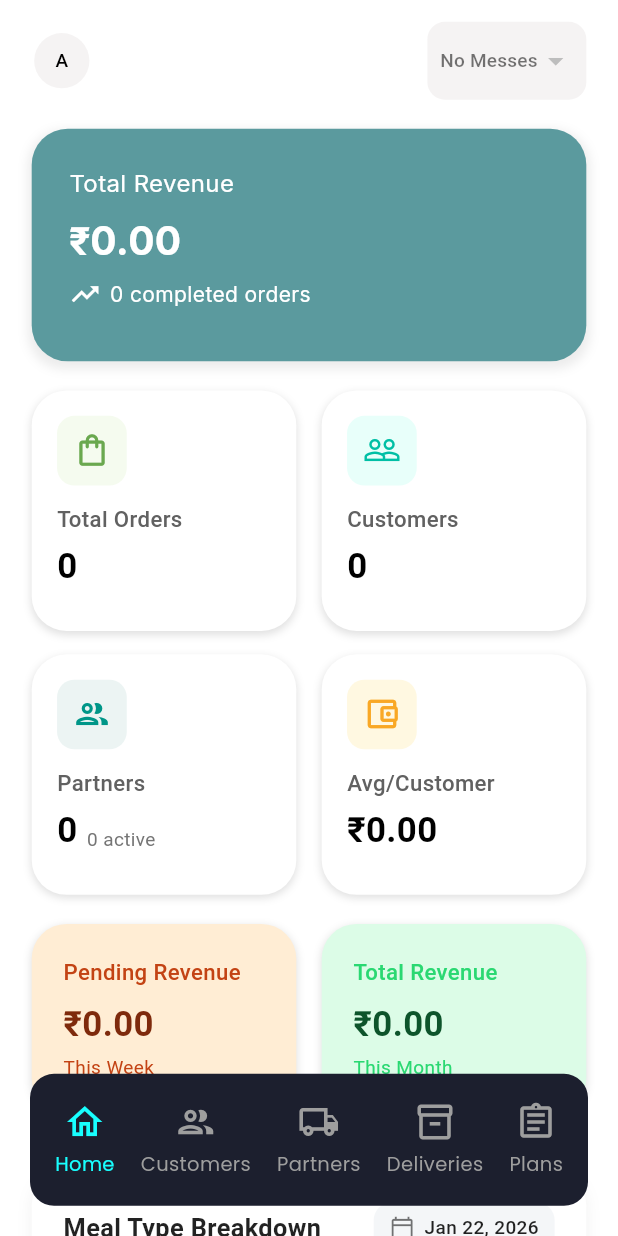
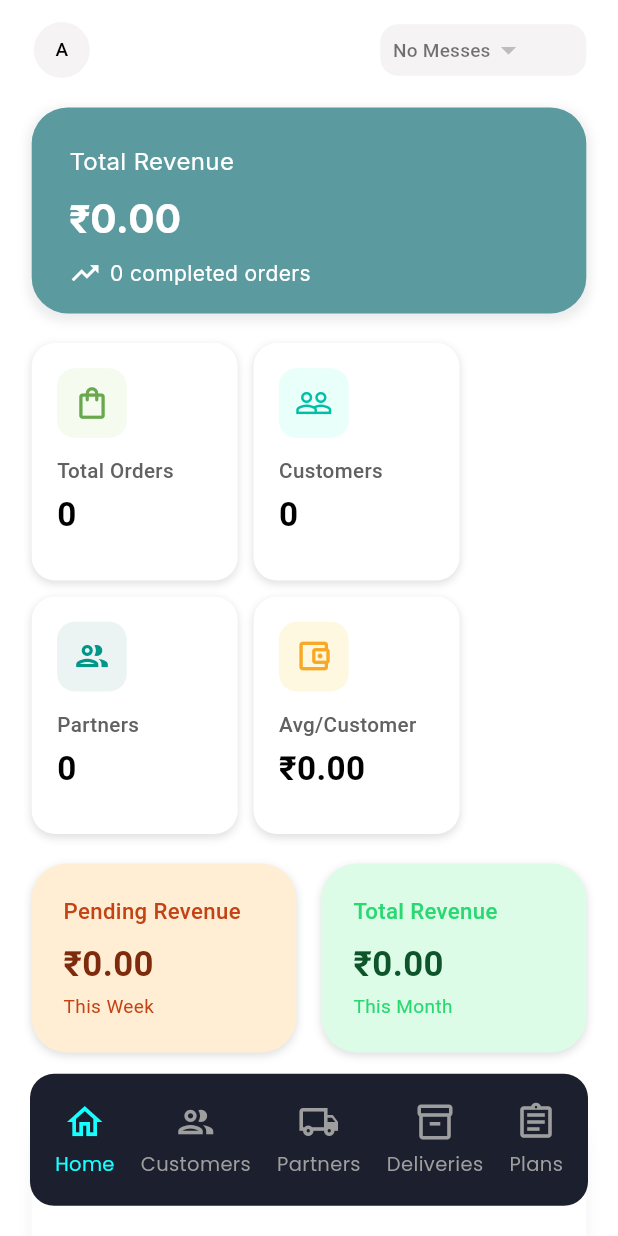
Before and after one commit to devpalqar-hub/Messmeals-app, a Flutter app: the DashboardScreen screen opened directly, on a phone screen of 412 x 824 dp. Run offline on Flutter 3.47's test engine with Material 3 defaults, Android fonts, the phone set to English and light mode, and no system bars; our stand-ins replace device_preview, fl_chart, flutter_screenutil, fluttertoast, get, google_fonts and 3 more; accounts and stored records are empty.

Commit message:
ui correction

```diff
--- a/lib/Screens/HomeScreen/HomeScreen.dart
+++ b/lib/Screens/HomeScreen/HomeScreen.dart
@@ -14,7 +14,9 @@ import 'package:shared_preferences/shared_preferences.dart';
 class HomeScreen extends StatelessWidget {
   HomeScreen({super.key});
 
-  final DashboardController dashboardController = Get.put(DashboardController());
+  final DashboardController dashboardController = Get.put(
+    DashboardController(),
+  );
   final AuthController authController = Get.put(AuthController());
 
   @override
@@ -24,7 +26,8 @@ class HomeScreen extends StatelessWidget {
         final stats = dashboardController.dashboardData.value;
         final isLoading = dashboardController.isLoading.value;
         final userName = authController.currentUser.value?.name ?? "Admin";
-        final userEmail = authController.currentUser.value?.email ?? "admin@email.com";
+        final userEmail =
+            authController.currentUser.value?.email ?? "admin@email.com";
 
         final totalRevenue = stats?.totalRevenue ?? 0.0;
         final completedOrders = stats?.completedOrders ?? 0;
@@ -47,22 +50,25 @@ class HomeScreen extends StatelessWidget {
             child: Column(
               crossAxisAlignment: CrossAxisAlignment.start,
               children: [
-
                 Row(
-                  mainAxisAlignment: MainAxisAlignment.spaceBetween,
+                  //     mainAxisAlignment: MainAxisAlignment.spaceBetween,
                   children: [
-
                     GestureDetector(
                       onTap: () {
                         showModalBottomSheet(
                           context: context,
                           shape: RoundedRectangleBorder(
-                            borderRadius: BorderRadius.vertical(top: Radius.circular(25.r)),
+                            borderRadius: BorderRadius.vertical(
+                              top: Radius.circular(25.r),
+                            ),
                           ),
                           backgroundColor: Colors.white,
                           builder: (context) {
                             return Padding(
-                              padding: EdgeInsets.symmetric(horizontal: 5.w, vertical: 25.h),
+                              padding: EdgeInsets.symmetric(
+                                horizontal: 5.w,
+                                vertical: 25.h,
+                              ),
                               child: Column(
                                 mainAxisSize: MainAxisSize.min,
                                 children: [
@@ -86,7 +92,9 @@ class HomeScreen extends StatelessWidget {
                                         ),
                                         child: Center(
                                           child: Text(
-                                            userName.isNotEmpty ? userName[0].toUpperCase() : 'A',
+                                            userName.isNotEmpty
+                                                ? userName[0].toUpperCase()
+                                                : 'A',
                                             style: GoogleFonts.poppins(
                                               fontSize: 20.sp,
                                               fontWeight: FontWeight.w600,
@@ -97,7 +105,8 @@ class HomeScreen extends StatelessWidget {
                                       ),
 
                                       Column(
-                                        crossAxisAlignment: CrossAxisAlignment.start,
+                                        crossAxisAlignment:
+                                            CrossAxisAlignment.start,
                                         children: [
                                           Text(
                                             userName,
@@ -121,15 +130,20 @@ class HomeScreen extends StatelessWidget {
                                   Divider(color: Colors.grey[300]),
                                   SizedBox(height: 10.h),
 
-
                                   SizedBox(
                                     width: double.infinity,
                                     child: ElevatedButton.icon(
                                       onPressed: () {
                                         Navigator.pop(context);
-                                        _showLogoutDialog(context, authController);
+                                        _showLogoutDialog(
+                                          context,
+                                          authController,
+                                        );
                                       },
-                                      icon: const Icon(Icons.logout, color: Colors.white),
+                                      icon: const Icon(
+                                        Icons.logout,
+                                        color: Colors.white,
+                                      ),
                                       label: Text(
                                         "Logout",
                                         style: GoogleFonts.poppins(
@@ -141,9 +155,13 @@ class HomeScreen extends StatelessWidget {
                                       style: ElevatedButton.styleFrom(
                                         backgroundColor: Colors.redAccent,
                                         shape: RoundedRectangleBorder(
-                                          borderRadius: BorderRadius.circular(12.r),
+                                          borderRadius: BorderRadius.circular(
+                                            12.r,
                                           ),
-                                        padding: EdgeInsets.symmetric(vertical: 12.h),
+                                        ),
+                                        padding: EdgeInsets.symmetric(
+                                          vertical: 12.h,
+                                        ),
                                       ),
                                     ),
                                   ),
@@ -163,7 +181,9 @@ class HomeScreen extends StatelessWidget {
                         ),
                         child: Center(
                           child: Text(
-                            userName.isNotEmpty ? userName[0].toUpperCase() : 'A',
+                            userName.isNotEmpty
+                                ? userName[0].toUpperCase()
+                                : 'A',
                             style: TextStyle(
                               fontSize: 12.sp,
                               fontWeight: FontWeight.w500,
@@ -173,42 +193,85 @@ class HomeScreen extends StatelessWidget {
                         ),
                       ),
                     ),
-
-
-                    TittleText(text: userName,size: 16.sp,fontWeight: FontWeight.w800,),
-
+                    SizedBox(width: 12.w),
+                    Expanded(
+                      child: TittleText(
+                        text: userName,
+                        size: 18.sp,
+                        maxLines: 1,
+                        fontWeight: FontWeight.w600,
+                      ),
+                    ),
+                    SizedBox(width: 12.w),
 
                     Obx(() {
                       final messes = authController.ownedMesses;
-                      final selectedMessId = authController.selectedMessId.value;
+                      final selectedMessId =
+                          authController.selectedMessId.value;
 
                       return Container(
-                        padding: EdgeInsets.symmetric(horizontal: 8.w, vertical: 2.h),
+                        width: 130.w,
+                        height: 35.h,
+                        alignment: Alignment.centerLeft,
+                        //   constraints: BoxConstraints(maxWidth: 150.w, m),
+                        padding: EdgeInsets.symmetric(
+                          horizontal: 8.w,
+                          vertical: 2.h,
+                        ),
                         decoration: BoxDecoration(
                           color: const Color(0xFFF5F3F3),
                           borderRadius: BorderRadius.circular(12.r),
                         ),
-                        child: DropdownButtonHideUnderline(
+                        child:
+                            (messes.length == 1)
+                                ? Text(
+                                  messes.first["name"],
+                                  style: TextStyle(
+                                    fontSize: 12.sp,
+                                    color: Colors.black54,
+                                  ),
+                                )
+                                : DropdownButtonHideUnderline(
                                   child: DropdownButton<String>(
-                            value: selectedMessId.isNotEmpty ? selectedMessId : null,
+                                    dropdownColor: Colors.white,
+                                    value:
+                                        selectedMessId.isNotEmpty
+                                            ? selectedMessId
+                                            : null,
                                     hint: Text(
-                              messes.isEmpty ? "No Messes" : "Select Mess",
-                              style: TextStyle(fontSize: 12.sp, color: Colors.black54),
+                                      messes.isEmpty
+                                          ? "No Messes"
+                                          : "Select Mess",
+                                      style: TextStyle(
+                                        fontSize: 12.sp,
+                                        color: Colors.black54,
                                       ),
-                            items: messes
-                                .map((mess) => DropdownMenuItem<String>(
+                                    ),
+                                    items:
+                                        messes
+                                            .map(
+                                              (mess) =>
+                                                  DropdownMenuItem<String>(
                                                     value: mess["id"],
                                                     child: Text(
                                                       mess["name"] ?? "Unnamed",
-                                        style: TextStyle(fontSize: 11.sp),
+                                                      style: TextStyle(
+                                                        fontSize: 11.sp,
                                                       ),
-                                    ))
+                                                    ),
+                                                  ),
+                                            )
                                             .toList(),
                                     onChanged: (value) async {
                                       if (value != null) {
-                                authController.selectedMessId.value = value;
-                                final prefs = await SharedPreferences.getInstance();
-                                await prefs.setString("selectedMessId", value);
+                                        authController.selectedMessId.value =
+                                            value;
+                                        final prefs =
+                                            await SharedPreferences.getInstance();
+                                        await prefs.setString(
+                                          "selectedMessId",
+                                          value,
+                                        );
                                       }
                                     },
                                   ),
@@ -220,7 +283,6 @@ class HomeScreen extends StatelessWidget {
 
                 SizedBox(height: 20.h),
 
-
                 RevenueCard(
                   totalRevenue: totalRevenue,
                   completedOrders: completedOrders,
@@ -229,13 +291,15 @@ class HomeScreen extends StatelessWidget {
 
                 SizedBox(height: 20.h),
 
-                GridView.count(
-                  shrinkWrap: true,
-                  physics: const NeverScrollableScrollPhysics(),
-                  crossAxisCount: 2,
-                  mainAxisSpacing: 16.h,
-                  crossAxisSpacing: 16.w,
-                  childAspectRatio: 1.1,
+                Wrap(
+                  // shrinkWrap: true,
+                  // physics: const NeverScrollableScrollPhysics(),
+                  // crossAxisCount: 2,
+                  // mainAxisSpacing: 16.h,
+                  // crossAxisSpacing: 16.w,
+                  spacing: 10.w,
+                  runSpacing: 10.w,
+                  // childAspectRatio: 1.1,
                   children: [
                     AnalyticsCard(
                       icon: Icons.shopping_bag_outlined,
@@ -271,7 +335,6 @@ class HomeScreen extends StatelessWidget {
 
                 SizedBox(height: 20.h),
 
-
                 Row(
                   children: [
                     Expanded(
@@ -302,7 +365,6 @@ class HomeScreen extends StatelessWidget {
 
                 SizedBox(height: 40.h),
 
-
                 const MealChartCard(),
 
                 SizedBox(height: 60.h),
@@ -315,12 +377,14 @@ class HomeScreen extends StatelessWidget {
   }
 }
 
-
 void _showLogoutDialog(BuildContext context, AuthController authController) {
   showDialog(
     context: context,
-    builder: (context) => AlertDialog(
-      shape: RoundedRectangleBorder(borderRadius: BorderRadius.circular(15.r)),
+    builder:
+        (context) => AlertDialog(
+          shape: RoundedRectangleBorder(
+            borderRadius: BorderRadius.circular(15.r),
+          ),
           title: const Text("Confirm Logout"),
           content: const Text("Are you sure you want to log out?"),
           actions: [
@@ -329,7 +393,9 @@ void _showLogoutDialog(BuildContext context, AuthController authController) {
               child: const Text("Cancel"),
             ),
             ElevatedButton(
-          style: ElevatedButton.styleFrom(backgroundColor: Colors.redAccent),
+              style: ElevatedButton.styleFrom(
+                backgroundColor: Colors.redAccent,
+              ),
               onPressed: () async {
                 Navigator.pop(context);
                 await authController.logout();
--- a/lib/Screens/HomeScreen/Views/AnalyticsCard.dart
+++ b/lib/Screens/HomeScreen/Views/AnalyticsCard.dart
@@ -22,10 +22,11 @@ class AnalyticsCard extends StatelessWidget {
   @override
   Widget build(BuildContext context) {
     return Container(
-
+      height: 150.w,
+      width: 130.w,
       decoration: BoxDecoration(
         color: Colors.white,
-        borderRadius: BorderRadius.circular(24.r),
+        borderRadius: BorderRadius.circular(16.r),
         boxShadow: [
           BoxShadow(
             color: Colors.black12,
@@ -50,7 +51,7 @@ class AnalyticsCard extends StatelessWidget {
           Text(
             title,
             style: TextStyle(
-              fontSize: 14.sp,
+              fontSize: 13.sp,
               fontWeight: FontWeight.w500,
               color: Colors.grey[700],
             ),
@@ -62,21 +63,18 @@ class AnalyticsCard extends StatelessWidget {
               Text(
                 value,
                 style: TextStyle(
-                  fontSize: 22.sp,
+                  fontSize: 21.sp,
                   fontWeight: FontWeight.bold,
                   color: Colors.black,
                 ),
               ),
-              if (subtitle != null) ...[
-                SizedBox(width: 6.w),
-                Text(
-                  subtitle!,
-                  style: TextStyle(
-                    fontSize: 12.sp,
-                    color: Colors.grey[600],
-                  ),
-                ),
-              ]
+              // if (subtitle != null) ...[
+              //   SizedBox(width: 6.w),
+              //   Text(
+              //     subtitle!,
+              //     style: TextStyle(fontSize: 12.sp, color: Colors.grey[600]),
+              //   ),
+              // ],
             ],
           ),
         ],
--- a/lib/Screens/HomeScreen/Views/RevnueCard.dart
+++ b/lib/Screens/HomeScreen/Views/RevnueCard.dart
@@ -17,7 +17,7 @@ class RevenueCard extends StatelessWidget {
   Widget build(BuildContext context) {
     return Container(
       width: 360.w,
-      height: 160.h,
+      height: 140.h,
       decoration: BoxDecoration(
         color: const Color(0xff5B9A9E),
         borderRadius: BorderRadius.circular(24.0),
@@ -45,7 +45,7 @@ class RevenueCard extends StatelessWidget {
               ),
             ),
             const SizedBox(height: 8.0),
-  Text(
+            Text(
               '₹${(totalRevenue ?? 0).toStringAsFixed(2)}',
               style: const TextStyle(
                 fontSize: 26.0,
@@ -58,11 +58,7 @@ class RevenueCard extends StatelessWidget {
 
             Row(
               children: [
-                Icon(
-                  Icons.trending_up,
-                  color: Colors.white,
-                  size: 20.sp,
-                ),
+                Icon(Icons.trending_up, color: Colors.white, size: 20.sp),
                 const SizedBox(width: 6),
                 Text(
                   completedOrders != null
--- a/lib/main.dart
+++ b/lib/main.dart
@@ -1,3 +1,4 @@
+import 'package:device_preview/device_preview.dart';
 import 'package:flutter/material.dart';
 import 'package:flutter_screenutil/flutter_screenutil.dart';
 import 'package:get/get.dart';
@@ -7,19 +8,14 @@ import 'package:mess/Screens/LoginScreen/Service/LoginController.dart';
 
 String baseUrl = "https://api.messmeals.com";
 
-
 Future<void> main() async {
-
   WidgetsFlutterBinding.ensureInitialized();
-
 
   final authController = Get.put(AuthController());
 
-
   await authController.checkLoginStatus();
 
-
-  runApp(const MessMeals());
+  runApp(DevicePreview(builder: (value) => MessMeals(), enabled: false));
 }
 
 class MessMeals extends StatelessWidget {
@@ -27,17 +23,15 @@ class MessMeals extends StatelessWidget {
 
   @override
   Widget build(BuildContext context) {
-
     final auth = Get.find<AuthController>();
 
     return ScreenUtilInit(
-      designSize: const Size(390, 850),
+      designSize: const Size(390, 840),
       builder: (context, child) {
         return GetMaterialApp(
           debugShowCheckedModeBanner: false,
           title: "Mess Meals",
           home: Obx(() {
-
             return auth.isLoggedIn.value
                 ? const DashboardScreen()
                 : const LoginScreen();
--- a/pubspec.yaml
+++ b/pubspec.yaml
@@ -46,6 +46,7 @@ dependencies:
   # Use with the CupertinoIcons class for iOS style icons.
   cupertino_icons: ^1.0.8
   fl_chart: ^0.66.2
+  device_preview: ^1.3.1
 
 
 dev_dependencies:
```
Also changed, not shown: pubspec.lock. Lines whose indentation alone changed are shown as unchanged.
